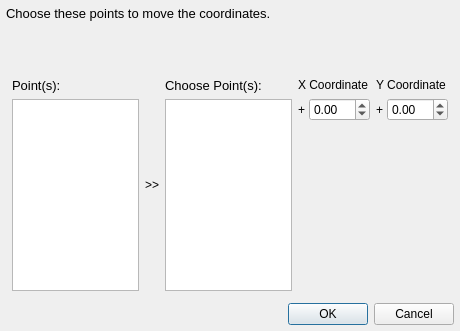
Old version of the form core/entities/batchMoving.ui in the repository KmolYuan/Pyslvs-UI.
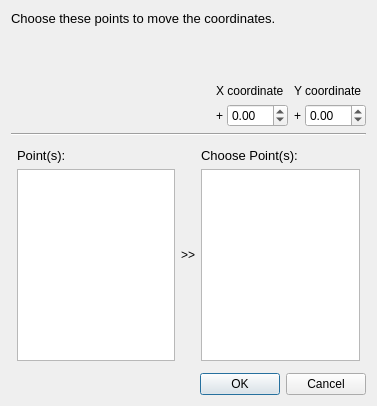
New version of the form. Icons and pictures are not drawn.

Commit message: Batch moving function.

Patch:
```diff
--- a/core/entities/batchMoving.ui
+++ b/core/entities/batchMoving.ui
@@ -6,8 +6,8 @@
    <rect>
     <x>0</x>
     <y>0</y>
-    <width>460</width>
-    <height>331</height>
+    <width>377</width>
+    <height>406</height>
    </rect>
   </property>
   <property name="sizePolicy">
@@ -18,14 +18,14 @@
   </property>
   <property name="minimumSize">
    <size>
-    <width>460</width>
-    <height>331</height>
+    <width>377</width>
+    <height>406</height>
    </size>
   </property>
   <property name="maximumSize">
    <size>
-    <width>460</width>
-    <height>331</height>
+    <width>377</width>
+    <height>406</height>
    </size>
   </property>
   <property name="windowTitle">
@@ -42,21 +42,6 @@
    <bool>true</bool>
   </property>
   <layout class="QVBoxLayout" name="verticalLayout_5">
-   <property name="spacing">
-    <number>6</number>
-   </property>
-   <property name="leftMargin">
-    <number>6</number>
-   </property>
-   <property name="topMargin">
-    <number>6</number>
-   </property>
-   <property name="rightMargin">
-    <number>6</number>
-   </property>
-   <property name="bottomMargin">
-    <number>6</number>
-   </property>
    <item>
     <widget class="QLabel" name="label">
      <property name="text">
@@ -86,6 +71,94 @@
      </property>
     </spacer>
    </item>
+   <item>
+    <layout class="QHBoxLayout" name="horizontalLayout_5">
+     <item>
+      <spacer name="horizontalSpacer_2">
+       <property name="orientation">
+        <enum>Qt::Horizontal</enum>
+       </property>
+       <property name="sizeHint" stdset="0">
+        <size>
+         <width>40</width>
+         <height>20</height>
+        </size>
+       </property>
+      </spacer>
+     </item>
+     <item>
+      <layout class="QVBoxLayout" name="verticalLayout">
+       <item>
+        <widget class="QLabel" name="label_4">
+         <property name="text">
+          <string>X coordinate</string>
+         </property>
+        </widget>
+       </item>
+       <item>
+        <layout class="QHBoxLayout" name="horizontalLayout_2">
+         <property name="spacing">
+          <number>0</number>
+         </property>
+         <item>
+          <widget class="QLabel" name="label_5">
+           <property name="text">
+            <string>+ </string>
+           </property>
+          </widget>
+         </item>
+         <item>
+          <widget class="QDoubleSpinBox" name="XIncrease">
+           <property name="minimum">
+            <double>-99.989999999999995</double>
+           </property>
+          </widget>
+         </item>
+        </layout>
+       </item>
+      </layout>
+     </item>
+     <item>
+      <layout class="QVBoxLayout" name="verticalLayout_4">
+       <item>
+        <widget class="QLabel" name="label_6">
+         <property name="text">
+          <string>Y coordinate</string>
+         </property>
+        </widget>
+       </item>
+       <item>
+        <layout class="QHBoxLayout" name="horizontalLayout_3">
+         <property name="spacing">
+          <number>0</number>
+         </property>
+         <item>
+          <widget class="QLabel" name="label_7">
+           <property name="text">
+            <string>+ </string>
+           </property>
+          </widget>
+         </item>
+         <item>
+          <widget class="QDoubleSpinBox" name="YIncrease">
+           <property name="minimum">
+            <double>-99.989999999999995</double>
+           </property>
+          </widget>
+         </item>
+        </layout>
+       </item>
+      </layout>
+     </item>
+    </layout>
+   </item>
+   <item>
+    <widget class="Line" name="line">
+     <property name="orientation">
+      <enum>Qt::Horizontal</enum>
+     </property>
+    </widget>
+   </item>
    <item>
     <widget class="QWidget" name="mainPanel" native="true">
      <layout class="QHBoxLayout" name="horizontalLayout_4">
@@ -139,6 +212,12 @@
           <property name="defaultDropAction">
            <enum>Qt::MoveAction</enum>
           </property>
+          <property name="selectionMode">
+           <enum>QAbstractItemView::MultiSelection</enum>
+          </property>
+          <property name="sortingEnabled">
+           <bool>true</bool>
+          </property>
          </widget>
         </item>
        </layout>
@@ -189,83 +268,6 @@
         </item>
        </layout>
       </item>
-      <item>
-       <layout class="QVBoxLayout" name="verticalLayout_4">
-        <item>
-         <layout class="QFormLayout" name="formLayout_2">
-          <item row="0" column="0">
-           <widget class="QLabel" name="label_4">
-            <property name="text">
-             <string>X Coordinate</string>
-            </property>
-           </widget>
-          </item>
-          <item row="1" column="0">
-           <layout class="QHBoxLayout" name="horizontalLayout_2">
-            <property name="spacing">
-             <number>0</number>
-            </property>
-            <item>
-             <widget class="QLabel" name="label_5">
-              <property name="text">
-               <string>+ </string>
-              </property>
-             </widget>
-            </item>
-            <item>
-             <widget class="QDoubleSpinBox" name="XIncrease">
-              <property name="minimum">
-               <double>-99.989999999999995</double>
-              </property>
-             </widget>
-            </item>
-           </layout>
-          </item>
-          <item row="0" column="1">
-           <widget class="QLabel" name="label_6">
-            <property name="text">
-             <string>Y Coordinate</string>
-            </property>
-           </widget>
-          </item>
-          <item row="1" column="1">
-           <layout class="QHBoxLayout" name="horizontalLayout_3">
-            <property name="spacing">
-             <number>0</number>
-            </property>
-            <item>
-             <widget class="QLabel" name="label_7">
-              <property name="text">
-               <string>+ </string>
-              </property>
-             </widget>
-            </item>
-            <item>
-             <widget class="QDoubleSpinBox" name="YIncrease">
-              <property name="minimum">
-               <double>-99.989999999999995</double>
-              </property>
-             </widget>
-            </item>
-           </layout>
-          </item>
-         </layout>
-        </item>
-        <item>
-         <spacer name="verticalSpacer_2">
-          <property name="orientation">
-           <enum>Qt::Vertical</enum>
-          </property>
-          <property name="sizeHint" stdset="0">
-           <size>
-            <width>20</width>
-            <height>40</height>
-           </size>
-          </property>
-         </spacer>
-        </item>
-       </layout>
-      </item>
      </layout>
     </widget>
    </item>
```
Left out of the diff: 9 changed lines with no effect on the pictures. The commit also changes 7 other files.
